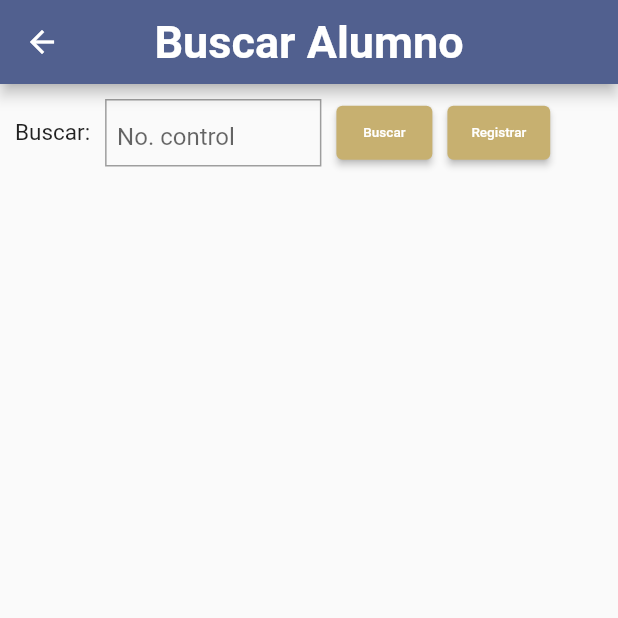
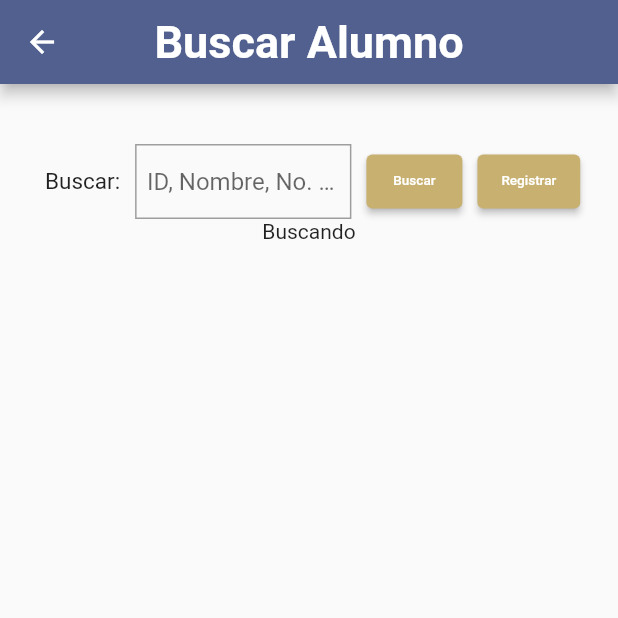
Before and after one commit to Klcod/app_justificaciones, a Flutter app: the BuscarAlumnoPage screen opened by its route, after a tap on "Buscar", on a phone screen of 412 x 824 dp, the top half of it. Run offline on Flutter 3.47's test engine with Material 2 defaults, Android fonts, the phone set to English and light mode, and no system bars; our stand-ins replace sqflite; accounts and stored records are empty.

Commit message:
Se realizo la busqueda de alumnos y grupos

```diff
--- a/lib/main.dart
+++ b/lib/main.dart
@@ -1,8 +1,10 @@
 import 'package:flutter/material.dart';
+import 'package:justificaciones/src/pages/buscargrupo_page.dart';
 import 'package:justificaciones/src/pages/nuevogrupo_page.dart';
 import 'package:justificaciones/src/pages/registraralumno_page.dart';
 import 'package:justificaciones/src/services/cuentas_service.dart';
 import 'package:justificaciones/src/services/grupos_service.dart';
+import 'package:justificaciones/src/services/usuarios_service.dart';
 
 import 'package:provider/provider.dart';
 
@@ -16,6 +18,7 @@ void main() => runApp(
     providers: [
     ChangeNotifierProvider(create: ( _ ) => CuentasService()),
     ChangeNotifierProvider(create: ( _ ) => GruposService()),
+    ChangeNotifierProvider(create: ( _ ) => UsuariosService()),
     ],
     child: const MyApp(),
   )
@@ -36,6 +39,7 @@ class MyApp extends StatelessWidget {
         'inicio' : ( BuildContext context) => const InicioPage(),
         'registrar-alumno': (BuildContext context) => const RegistrarAlumno(),
         'registrar-grupo' : (BuildContext context) => RegistrarGrupo(),
+        'busG': (BuildContext context) => const BuscarGrupoPage(),
         'busA': ( BuildContext context) => const BuscarAlumnoPage(),
         'busM': ( BuildContext context) => const BuscarMaestroPage(),
       },
--- a/lib/src/models/usuario.dart
+++ b/lib/src/models/usuario.dart
@@ -44,4 +44,6 @@ class Usuario {
         "created_at": createdAt?.toIso8601String(),
         "updated_at": updatedAt?.toIso8601String(),
     };
+
+  String get nombreCompleta => '$nombre $apellidoPaterno $apellidoMaterno';
 }
--- a/lib/src/pages/buscaralumno_page.dart
+++ b/lib/src/pages/buscaralumno_page.dart
@@ -1,4 +1,6 @@
 import 'package:flutter/material.dart';
+import 'package:justificaciones/src/services/usuarios_service.dart';
+import 'package:provider/provider.dart';
 
 class BuscarAlumnoPage extends StatelessWidget {
   const BuscarAlumnoPage({super.key});
@@ -23,6 +25,10 @@ class BuscarAlumnoPage extends StatelessWidget {
 
   Widget buscador(BuildContext context) {
     final size = MediaQuery.of(context).size;
+    final alumnos = context.select((UsuariosService u) => u.usuarios);
+    final isBuscando = context.select((UsuariosService u) => u.isCargado);
+    final usuariosService = Provider.of<UsuariosService>(context);
+    String parametroBusqueda = '';
 
     final buscador = Container(
       padding: const EdgeInsets.symmetric(horizontal: 7),
@@ -30,37 +36,71 @@ class BuscarAlumnoPage extends StatelessWidget {
         border: Border.all(color: Colors.grey)
       ),
       width: size.width*0.35,
-      child: const TextField(
+      child: TextField(
 
-        decoration: InputDecoration(
+        decoration: const InputDecoration(
           border: InputBorder.none,
-          hintText: 'No. control',
+          hintText: 'ID, Nombre, No. Control',
         ),
+        onChanged: (value) => parametroBusqueda = value,
       ),
 
     );
 
     return Container(
-      height: 55,
-      padding: const EdgeInsets.only(top: 10),
-      child: Row(
+      padding: const EdgeInsets.symmetric(vertical: 40.0, horizontal: 20.0),
+      child: Column(
+        children: [
+          Row(
             children: [
               const SizedBox(width: 10,),
               const Text('Buscar:', style: TextStyle(fontSize: 15),),
               const SizedBox(width: 10,),
               buscador,
               const SizedBox(width: 10,),
-          ElevatedButton(onPressed: (){},
+              ElevatedButton(onPressed: () async {
+                await usuariosService.buscarAlumno(parametroBusqueda: parametroBusqueda);
+              },
               style: ElevatedButton.styleFrom(
                 backgroundColor: const Color.fromRGBO(199, 176, 112, 1)
               ), child: const Text('Buscar', style: TextStyle(fontSize: 9),),),
               const SizedBox(width: 10,),
-          ElevatedButton(onPressed: (){},
+              ElevatedButton(
+                onPressed: () {
+
+                },
               style: ElevatedButton.styleFrom(
                 backgroundColor: const Color.fromRGBO(199, 176, 112, 1)
               ), child: const Text('Registrar', style: TextStyle(fontSize: 9),),
               )
             ]
+          ),
+          isBuscando
+          ? const Text('Buscando')
+          : alumnos.isEmpty
+          ? const Text('Sin grupos')
+          : Column(
+            children: List<Widget>.from(alumnos.map((e) => SizedBox(
+              width: double.infinity,
+              child: Card(
+                child: Expanded(
+                  child: Padding(
+                    padding: const EdgeInsets.all(20.0),
+                    child: Column(
+                      crossAxisAlignment: CrossAxisAlignment.start,
+                      children: [
+                        Text('ID: ${e.id}'),
+                        Text('Nombre: ${e.nombreCompleta}'),
+                        Text('No. Control: ${e.numeroControl}'),
+                        Text('email: ${e.email}'),
+                      ],
+                    ),
+                  ),
+                ),
+              ),
+            )))
+          )
+        ],
       ),
         /*decoration: BoxDecoration(
         image: DecorationImage(image: AssetImage('assets/panter.png'))
--- /dev/null
+++ b/lib/src/services/usuarios_service.dart
@@ -0,0 +1,48 @@
+
+import 'dart:convert';
+import 'package:flutter/material.dart';
+
+import 'package:http/http.dart' as http;
+
+import 'package:justificaciones/src/models/usuario.dart';
+import 'package:justificaciones/src/services/storage_service.dart';
+
+import '../utils/sistema.dart';
+
+class UsuariosService extends ChangeNotifier {
+  List<Usuario> usuarios = [];
+  bool isCargado = false;
+
+  Future<void> buscarAlumno({String parametroBusqueda = ''}) async {
+    final url = Uri.parse("${Sistema.urlBase}/api/usuarios/alumnos?param$parametroBusqueda");
+    final storageService = StorageService.getInstace();
+
+    isCargado = true;
+    notifyListeners();
+    try {
+      await storageService.cargarStorages();
+      final token = storageService.getTokenUser();
+      if(token.isEmpty) return;
+
+      final resp = await http.get(url, headers: {
+        'Authorization': 'Bearer $token'
+      });
+
+      if(resp.statusCode == 200) {
+        final List<dynamic> listaGrupos = json.decode(resp.body);
+
+        usuarios.clear();
+
+        for(var usuarioMap in listaGrupos) {
+          final Map<String, dynamic> usuarioMapTemp = usuarioMap;
+          final temGrupo = Usuario.fromJson(usuarioMapTemp);
+          usuarios.add(temGrupo);
+        }
+      }
+    } catch (e) {
+      usuarios.clear();
+    }
+    isCargado = false;
+    notifyListeners();
+  }
+}
```
Also changed, not shown: lib/src/pages/buscargrupo_page.dart (+119 -0 lines), lib/src/pages/inicio_page.dart (+14 -10 lines), lib/src/services/grupos_service.dart (+3 -28 lines). Lines whose indentation alone changed are shown as unchanged.
